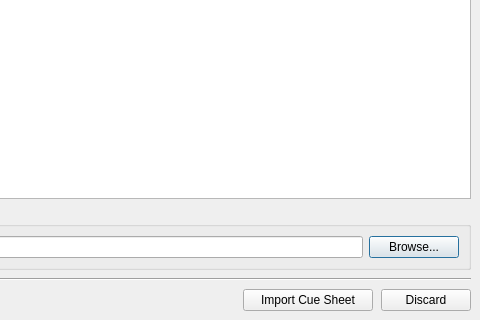
Old version of the form gui/CueSheetImport.ui in the repository lordmulder/LameXP; both pictures show x 220 to 700 and y 143 to 463 of the 700 by 463 pixel window.
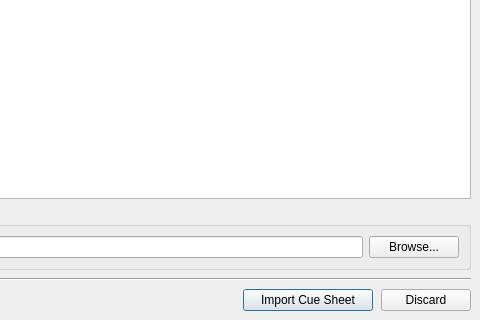
New version of the form. Icons and pictures are not drawn.

Commit message: Improve Cue Sheet parser: Calculate duration of each track + make sure each track# isn't used multiple times + refactored error codes into an enum.

Patch:
```diff
--- a/gui/CueSheetImport.ui
+++ b/gui/CueSheetImport.ui
@@ -219,6 +219,9 @@
                <iconset resource="../res/Icons.qrc">
                 <normaloff>:/icons/folder_explore.png</normaloff>:/icons/folder_explore.png</iconset>
               </property>
+              <property name="autoDefault">
+               <bool>false</bool>
+              </property>
              </widget>
             </item>
            </layout>
@@ -272,9 +275,6 @@
              <height>16</height>
             </size>
            </property>
-           <property name="autoDefault">
-            <bool>false</bool>
-           </property>
           </widget>
          </item>
          <item>
```
Left out of the diff: 10 changed lines with no effect on the pictures. The commit also changes 20 other files.
